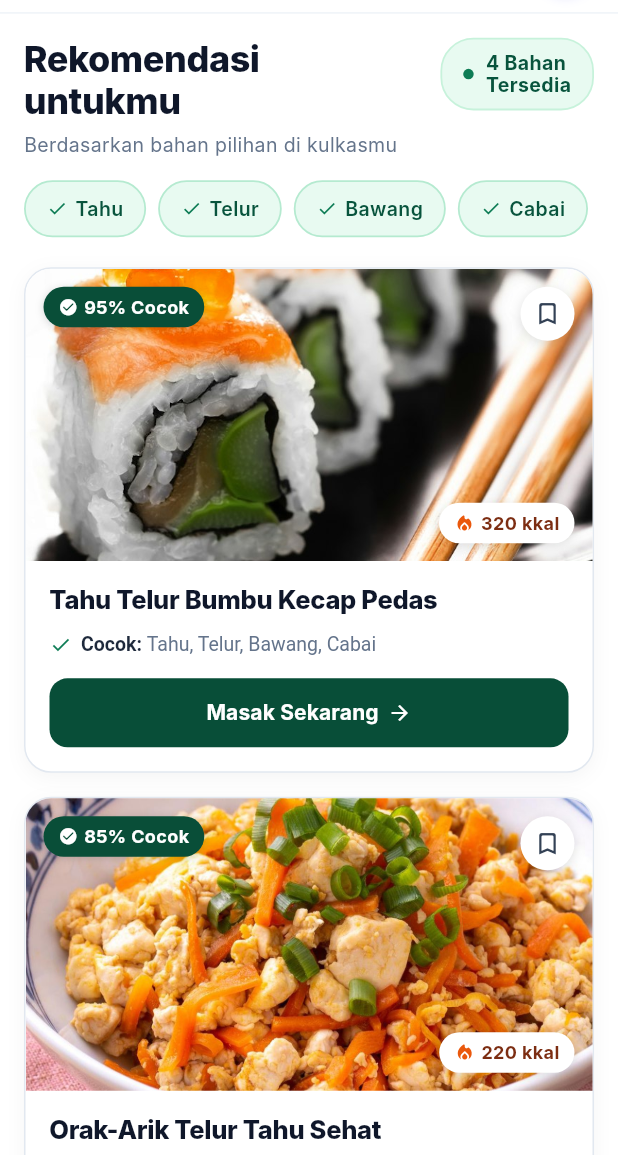
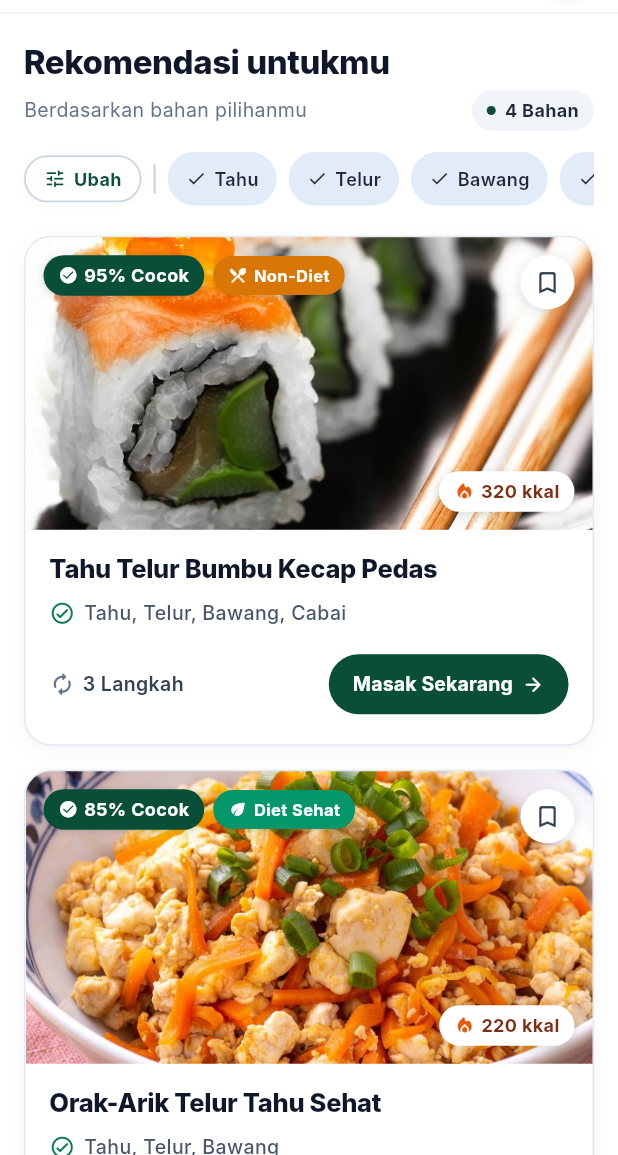
Before and after one commit to Adi-Luhung/PBL-SmartCook, a Flutter app: the RecommendationPage screen opened directly, on a phone screen of 412 x 824 dp, the part 81-1236 px from its top. Run offline on Flutter 3.47's test engine with Material 3 defaults, Android fonts, the phone set to English and light mode, and no system bars; Roboto replaces fonts that are missing (Inter).

Commit message:
feat: improve recipe recommendation UI

```diff
--- a/lib/presentation/recommendation/recommendation_page.dart
+++ b/lib/presentation/recommendation/recommendation_page.dart
@@ -7,26 +7,22 @@ class _RecipeData {
   const _RecipeData({
     required this.title,
     required this.matchedWith,
-    this.extraNote,
-    this.isMissingNote = false,
     required this.calories,
     required this.matchPercent,
     required this.imageAsset,
+    this.isDiet = false,
+    this.stepsCount = 3,
   });
 
   final String title;
   final String matchedWith;
-  final String? extraNote;
-  final bool isMissingNote;
   final int calories;
   final int matchPercent;
   final String imageAsset;
+  final bool isDiet;
+  final int stepsCount;
 }
 
-/// Halaman Rekomendasi Resep hasil dari input bahan.
-/// Tampilan disesuaikan 100% dengan mockup SmartCook:
-/// Header SmartCook + avatar, badge "X Bahan Tersedia", chips bahan,
-/// 3 kartu resep dengan badge cocok & kalori, serta card "Punya bahan lain di rumah?".
 class RecommendationPage extends StatefulWidget {
   const RecommendationPage({
     super.key,
@@ -34,11 +30,7 @@ class RecommendationPage extends StatefulWidget {
     this.onAddIngredients,
   });
 
-  /// Daftar bahan terpilih dari halaman input bahan.
-  /// Jika kosong/null, akan memakai daftar default sesuai mockup.
   final List<String>? selectedIngredients;
-
-  /// Callback saat user menekan tombol tambah bahan ("+" chip atau card bawah)
   final VoidCallback? onAddIngredients;
 
   @override
@@ -57,24 +49,26 @@ class _RecommendationPageState extends State<RecommendationPage> {
       calories: 320,
       matchPercent: 95,
       imageAsset: 'assets/images/recipes/tahu_telur_kecap.jpg',
+      isDiet: false,
+      stepsCount: 3,
     ),
     _RecipeData(
       title: 'Orak-Arik Telur Tahu Sehat',
       matchedWith: 'Tahu, Telur, Bawang',
-      extraNote: 'butuh sedikit garam',
-      isMissingNote: false,
       calories: 220,
       matchPercent: 85,
       imageAsset: 'assets/images/recipes/orak_arik_telur_tahu.jpeg',
+      isDiet: true,
+      stepsCount: 2,
     ),
     _RecipeData(
       title: 'Sambal Goreng Tahu Telur',
       matchedWith: 'Tahu, Telur, Cabai',
-      extraNote: 'Kurang: Tomat',
-      isMissingNote: true,
       calories: 350,
       matchPercent: 75,
       imageAsset: 'assets/images/recipes/sambal_goreng.jpg',
+      isDiet: false,
+      stepsCount: 4,
     ),
   ];
 
@@ -216,23 +210,15 @@ class _RecommendationPageState extends State<RecommendationPage> {
       body: SafeArea(
         child: Column(
           children: [
-            // ── Top Header: Logo SmartCook + Avatar Profil ──
             _buildTopBar(),
-
-            // ── Scrollable Body ──
             Expanded(
               child: ListView(
                 padding: const EdgeInsets.fromLTRB(16, 16, 16, 24),
                 children: [
-                  // 1. Title + Badge Bahan Tersedia
                   _buildHeadlineRow(ingredients.length),
                   const SizedBox(height: 14),
-
-                  // 2. Horizontal Chips Bahan Terpilih
                   _buildIngredientsChips(ingredients),
                   const SizedBox(height: 20),
-
-                  // 3. Daftar Kartu Rekomendasi Resep
                   ...List.generate(_recipes.length, (i) {
                     final r = _recipes[i];
                     return Padding(
@@ -240,10 +226,10 @@ class _RecommendationPageState extends State<RecommendationPage> {
                       child: RecommendationCard(
                         title: r.title,
                         matchedWith: r.matchedWith,
-                        extraNote: r.extraNote,
-                        isMissingNote: r.isMissingNote,
                         calories: r.calories,
                         matchPercent: r.matchPercent,
+                        stepsCount: r.stepsCount,
+                        isDiet: r.isDiet,
                         imageAsset: r.imageAsset,
                         bookmarked: _bookmarked.contains(r.title),
                         onBookmarkTap: () => setState(() {
@@ -266,7 +252,6 @@ class _RecommendationPageState extends State<RecommendationPage> {
     );
   }
 
-  /// Top Bar dengan logo SmartCook di kiri dan Avatar di kanan
   Widget _buildTopBar() {
     return Container(
       padding: const EdgeInsets.symmetric(horizontal: 16, vertical: 12),
@@ -332,30 +317,27 @@ class _RecommendationPageState extends State<RecommendationPage> {
     );
   }
 
-  /// Headline: "Rekomendasi untukmu" dan Badge "X Bahan Tersedia"
   Widget _buildHeadlineRow(int count) {
-    return Row(
-      crossAxisAlignment: CrossAxisAlignment.start,
-      mainAxisAlignment: MainAxisAlignment.spaceBetween,
-      children: [
-        const Expanded(
-          child: Column(
+    return Column(
       crossAxisAlignment: CrossAxisAlignment.start,
       children: [
-              Text(
-                'Rekomendasi\nuntukmu',
+        const Text(
+          'Rekomendasi untukmu',
           style: TextStyle(
             fontFamily: AppTextStyles.fontFamily,
-                  fontSize: 24,
+            fontSize: 22,
             fontWeight: FontWeight.w800,
             color: Color(0xFF0F172A),
-                  height: 1.15,
             letterSpacing: -0.3,
           ),
         ),
-              SizedBox(height: 6),
-              Text(
-                'Berdasarkan bahan pilihan di kulkasmu',
+        const SizedBox(height: 4),
+        Row(
+          mainAxisAlignment: MainAxisAlignment.spaceBetween,
+          crossAxisAlignment: CrossAxisAlignment.center,
+          children: [
+            const Text(
+              'Berdasarkan bahan pilihanmu',
               style: TextStyle(
                 fontFamily: AppTextStyles.fontFamily,
                 fontSize: 13,
@@ -363,80 +345,109 @@ class _RecommendationPageState extends State<RecommendationPage> {
                 color: Color(0xFF64748B),
               ),
             ),
-            ],
-          ),
-        ),
-        const SizedBox(width: 8),
             Container(
-          padding: const EdgeInsets.symmetric(horizontal: 14, vertical: 8),
+              padding: const EdgeInsets.symmetric(horizontal: 10, vertical: 5),
               decoration: BoxDecoration(
-            color: const Color(0xFFE8FAF1),
-            borderRadius: BorderRadius.circular(22),
-            border: Border.all(color: const Color(0xFFC7F2DB), width: 1.2),
+                color: const Color(0xFFF1F5F9),
+                borderRadius: BorderRadius.circular(20),
               ),
               child: Row(
                 mainAxisSize: MainAxisSize.min,
-            crossAxisAlignment: CrossAxisAlignment.center,
                 children: [
                   Container(
-                width: 7,
-                height: 7,
+                    width: 6,
+                    height: 6,
                     decoration: const BoxDecoration(
-                  color: Color(0xFF0D7C55),
+                      color: Color(0xFF084E38),
                       shape: BoxShape.circle,
                     ),
                   ),
-              const SizedBox(width: 8),
-              Column(
-                crossAxisAlignment: CrossAxisAlignment.start,
-                mainAxisSize: MainAxisSize.min,
-                children: [
+                  const SizedBox(width: 6),
                   Text(
                     '$count Bahan',
                     style: const TextStyle(
                       fontFamily: AppTextStyles.fontFamily,
-                      fontSize: 13,
+                      fontSize: 12,
                       fontWeight: FontWeight.w700,
-                      color: Color(0xFF08543D),
-                      height: 1.15,
+                      color: Color(0xFF1E293B),
                     ),
                   ),
-                  const Text(
-                    'Tersedia',
-                    style: TextStyle(
-                      fontFamily: AppTextStyles.fontFamily,
-                      fontSize: 13,
-                      fontWeight: FontWeight.w700,
-                      color: Color(0xFF08543D),
-                      height: 1.15,
+                ],
               ),
             ),
           ],
         ),
       ],
+    );
+  }
+
+  Widget _buildIngredientsChips(List<String> ingredients) {
+    return SizedBox(
+      height: 36,
+      child: Row(
+        children: [
+          GestureDetector(
+            key: const ValueKey('add_ingredient_chip_button'),
+            onTap: widget.onAddIngredients,
+            child: Container(
+              padding: const EdgeInsets.symmetric(horizontal: 12, vertical: 6),
+              decoration: BoxDecoration(
+                color: Colors.white,
+                borderRadius: BorderRadius.circular(20),
+                border: Border.all(color: const Color(0xFFCBD5E1), width: 1.2),
+                boxShadow: [
+                  BoxShadow(
+                    color: Colors.black.withValues(alpha: 0.03),
+                    blurRadius: 4,
+                    offset: const Offset(0, 1),
+                  ),
+                ],
+              ),
+              child: const Row(
+                mainAxisSize: MainAxisSize.min,
+                children: [
+                  Icon(
+                    Icons.tune_rounded,
+                    size: 15,
+                    color: Color(0xFF084E38),
+                  ),
+                  SizedBox(width: 5),
+                  Text(
+                    'Ubah',
+                    style: TextStyle(
+                      fontFamily: AppTextStyles.fontFamily,
+                      fontSize: 12,
+                      fontWeight: FontWeight.w700,
+                      color: Color(0xFF084E38),
                     ),
                   ),
                 ],
-    );
-  }
-
-  /// Chips bahan-bahan terpilih (horizontal scroll)
-  Widget _buildIngredientsChips(List<String> ingredients) {
-    return SizedBox(
-      height: 38,
-      child: ListView(
+              ),
+            ),
+          ),
+          const SizedBox(width: 8),
+          Container(
+            width: 1.5,
+            height: 20,
+            decoration: BoxDecoration(
+              color: const Color(0xFFCBD5E1),
+              borderRadius: BorderRadius.circular(1),
+            ),
+          ),
+          Expanded(
+            child: ListView.separated(
               scrollDirection: Axis.horizontal,
-        clipBehavior: Clip.none,
-        children: [
-          ...ingredients.map(
-            (name) => Padding(
-              padding: const EdgeInsets.only(right: 8),
-              child: Container(
-                padding: const EdgeInsets.symmetric(horizontal: 14, vertical: 6),
+              clipBehavior: Clip.antiAlias,
+              padding: const EdgeInsets.symmetric(horizontal: 8),
+              itemCount: ingredients.length,
+              separatorBuilder: (_, _) => const SizedBox(width: 8),
+              itemBuilder: (context, index) {
+                final name = ingredients[index];
+                return Container(
+                  padding: const EdgeInsets.symmetric(horizontal: 12, vertical: 6),
                   decoration: BoxDecoration(
-                  color: const Color(0xFFE8FAF1),
+                    color: const Color(0xFFE2EBF8),
                     borderRadius: BorderRadius.circular(20),
-                  border: Border.all(color: const Color(0xFFB5EAD0), width: 1.2),
                   ),
                   child: Row(
                     mainAxisSize: MainAxisSize.min,
@@ -444,21 +455,22 @@ class _RecommendationPageState extends State<RecommendationPage> {
                       const Icon(
                         Icons.check,
                         size: 14,
-                      color: Color(0xFF0D7C55),
+                        color: Color(0xFF1E293B),
                       ),
                       const SizedBox(width: 5),
                       Text(
                         name,
                         style: const TextStyle(
                           fontFamily: AppTextStyles.fontFamily,
-                        fontSize: 13,
+                          fontSize: 12,
                           fontWeight: FontWeight.w600,
-                        color: Color(0xFF08543D),
+                          color: Color(0xFF1E293B),
                         ),
                       ),
                     ],
                   ),
-              ),
+                );
+              },
             ),
           ),
         ],
--- a/lib/presentation/recommendation/widgets/recommendation_card.dart
+++ b/lib/presentation/recommendation/widgets/recommendation_card.dart
@@ -3,9 +3,6 @@ import 'package:flutter/material.dart';
 import '../../../core/theme/app_colors.dart';
 import '../../../core/theme/app_text_styles.dart';
 
-/// Kartu resep hasil rekomendasi sesuai dengan desain mockup SmartCook.
-/// Memuat badge persentase cocok, tombol bookmark, badge kalori,
-/// baris bahan yang cocok / kurang, dan tombol "Masak Sekarang ->".
 class RecommendationCard extends StatelessWidget {
   const RecommendationCard({
     super.key,
@@ -56,7 +53,6 @@ class RecommendationCard extends StatelessWidget {
       child: Column(
         crossAxisAlignment: CrossAxisAlignment.start,
         children: [
-          // Gambar dengan Badge-badge di atasnya
           Stack(
             children: [
               ClipRRect(
@@ -74,12 +70,13 @@ class RecommendationCard extends StatelessWidget {
                       : _buildImagePlaceholder(),
                 ),
               ),
-
-              // Badge Cocok di Kiri Atas
               Positioned(
                 top: 12,
                 left: 12,
-                child: Container(
+                child: Row(
+                  mainAxisSize: MainAxisSize.min,
+                  children: [
+                    Container(
                       padding: const EdgeInsets.symmetric(horizontal: 10, vertical: 5),
                       decoration: BoxDecoration(
                         color: const Color(0xFF094E38),
@@ -113,9 +110,45 @@ class RecommendationCard extends StatelessWidget {
                         ],
                       ),
                     ),
+                    const SizedBox(width: 6),
+                    Container(
+                      padding: const EdgeInsets.symmetric(horizontal: 10, vertical: 5),
+                      decoration: BoxDecoration(
+                        color: isDiet ? const Color(0xFF059669) : const Color(0xFFD97706),
+                        borderRadius: BorderRadius.circular(20),
+                        boxShadow: [
+                          BoxShadow(
+                            color: Colors.black.withValues(alpha: 0.12),
+                            blurRadius: 4,
+                            offset: const Offset(0, 1),
+                          ),
+                        ],
+                      ),
+                      child: Row(
+                        mainAxisSize: MainAxisSize.min,
+                        children: [
+                          Icon(
+                            isDiet ? Icons.eco_rounded : Icons.restaurant_menu_rounded,
+                            size: 13,
+                            color: Colors.white,
+                          ),
+                          const SizedBox(width: 4),
+                          Text(
+                            isDiet ? 'Diet Sehat' : 'Non-Diet',
+                            style: const TextStyle(
+                              fontFamily: AppTextStyles.fontFamily,
+                              color: Colors.white,
+                              fontSize: 11,
+                              fontWeight: FontWeight.w700,
+                            ),
+                          ),
+                        ],
+                      ),
+                    ),
+                  ],
+                ),
               ),
 
-              // Tombol Bookmark di Kanan Atas
               Positioned(
                 top: 12,
                 right: 12,
@@ -146,7 +179,6 @@ class RecommendationCard extends StatelessWidget {
                 ),
               ),
 
-              // Badge Kalori di Kanan Bawah
               Positioned(
                 bottom: 12,
                 right: 12,
@@ -188,13 +220,11 @@ class RecommendationCard extends StatelessWidget {
             ],
           ),
 
-          // Detail Resep di Bawah Gambar
           Padding(
             padding: const EdgeInsets.fromLTRB(16, 14, 16, 16),
             child: Column(
               crossAxisAlignment: CrossAxisAlignment.start,
               children: [
-                // Judul Resep
                 Text(
                   title,
                   style: const TextStyle(
@@ -206,95 +236,82 @@ class RecommendationCard extends StatelessWidget {
                   ),
                 ),
                 const SizedBox(height: 8),
-
-                // Info Bahan Cocok & Kurang
                 Row(
-                  crossAxisAlignment: CrossAxisAlignment.start,
+                  crossAxisAlignment: CrossAxisAlignment.center,
                   children: [
-                    const Padding(
-                      padding: EdgeInsets.only(top: 2),
-                      child: Icon(
-                        Icons.check,
-                        size: 15,
+                    const Icon(
+                      Icons.check_circle_outline_rounded,
+                      size: 17,
                       color: Color(0xFF0D7C55),
-                      ),
                     ),
                     const SizedBox(width: 6),
                     Expanded(
-                      child: RichText(
-                        text: TextSpan(
+                      child: Text(
+                        matchedWith,
                         style: const TextStyle(
                           fontFamily: AppTextStyles.fontFamily,
                           fontSize: 13,
-                            color: Color(0xFF64748B),
-                            height: 1.35,
-                          ),
-                          children: [
-                            const TextSpan(
-                              text: 'Cocok: ',
-                              style: TextStyle(
-                                fontWeight: FontWeight.w700,
-                                color: Color(0xFF1E293B),
-                              ),
-                            ),
-                            TextSpan(
-                              text: matchedWith,
-                              style: const TextStyle(color: Color(0xFF64748B)),
-                            ),
-                            if (extraNote != null && extraNote!.isNotEmpty) ...[
-                              const TextSpan(
-                                text: ' • ',
-                                style: TextStyle(color: Color(0xFF94A3B8)),
-                              ),
-                              TextSpan(
-                                text: extraNote,
-                                style: TextStyle(
-                                  fontWeight: isMissingNote ? FontWeight.w600 : FontWeight.w400,
-                                  color: isMissingNote
-                                      ? const Color(0xFFC2410C)
-                                      : const Color(0xFF64748B),
-                                ),
-                              ),
-                            ],
-                          ],
+                          fontWeight: FontWeight.w500,
+                          color: Color(0xFF475569),
                         ),
                       ),
                     ),
                   ],
                 ),
                 const SizedBox(height: 14),
-
-                // Tombol "Masak Sekarang ->"
-                SizedBox(
-                  width: double.infinity,
-                  height: 46,
-                  child: ElevatedButton(
+                Row(
+                  mainAxisAlignment: MainAxisAlignment.spaceBetween,
+                  crossAxisAlignment: CrossAxisAlignment.center,
+                  children: [
+                    Row(
+                      mainAxisSize: MainAxisSize.min,
+                      children: [
+                        const Icon(
+                          Icons.autorenew_rounded,
+                          size: 17,
+                          color: Color(0xFF64748B),
+                        ),
+                        const SizedBox(width: 5),
+                        Text(
+                          '$stepsCount Langkah',
+                          style: const TextStyle(
+                            fontFamily: AppTextStyles.fontFamily,
+                            fontSize: 13,
+                            fontWeight: FontWeight.w600,
+                            color: Color(0xFF334155),
+                          ),
+                        ),
+                      ],
+                    ),
+                    ElevatedButton(
                       onPressed: onCookTap,
                       style: ElevatedButton.styleFrom(
                         backgroundColor: const Color(0xFF084E38),
                         foregroundColor: Colors.white,
                         elevation: 0,
+                        padding: const EdgeInsets.symmetric(horizontal: 16, vertical: 10),
                         shape: RoundedRectangleBorder(
-                        borderRadius: BorderRadius.circular(12),
+                          borderRadius: BorderRadius.circular(24),
                         ),
                       ),
                       child: const Row(
-                      mainAxisAlignment: MainAxisAlignment.center,
+                        mainAxisSize: MainAxisSize.min,
                         children: [
                           Text(
                             'Masak Sekarang',
                             style: TextStyle(
                               fontFamily: AppTextStyles.fontFamily,
-                            fontSize: 14,
+                              fontSize: 13,
                               fontWeight: FontWeight.w700,
                               color: Colors.white,
                             ),
                           ),
                           SizedBox(width: 6),
-                        Icon(Icons.arrow_forward, size: 16, color: Colors.white),
+                          Icon(Icons.arrow_forward_rounded, size: 15, color: Colors.white),
                         ],
                       ),
                     ),
+                  ],
                 ),
               ],
             ),
```
Also changed, not shown: 1 other file. Lines whose indentation alone changed are shown as unchanged.
